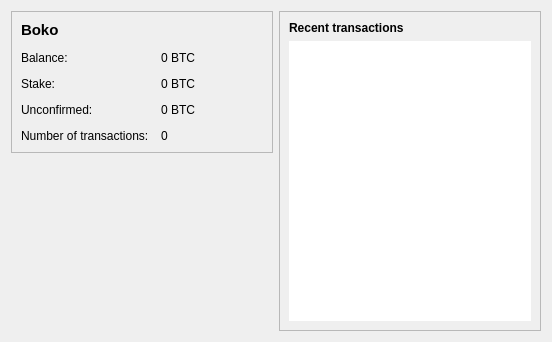
This is src/qt/forms/overviewpage.ui in TriptychCrypto/808 as Qt 5 draws it before an edit. The edited form follows.
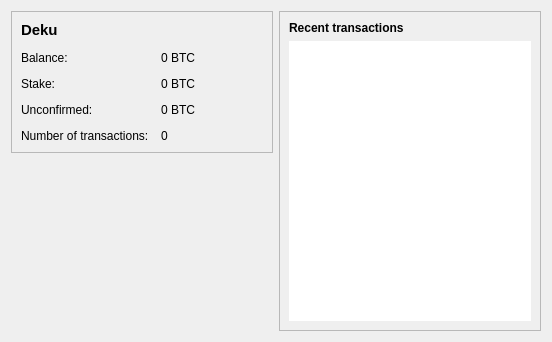
This is the edited form. Icons and pictures are not drawn.

Patch:
```diff
--- a/src/qt/forms/overviewpage.ui
+++ b/src/qt/forms/overviewpage.ui
@@ -100,7 +100,7 @@
            </font>
           </property>
           <property name="text">
-           <string>Boko </string>
+           <string>Deku </string>
           </property>
          </widget>
         </item>
```
Left out of the diff: 2 changed lines with no effect on the pictures.
